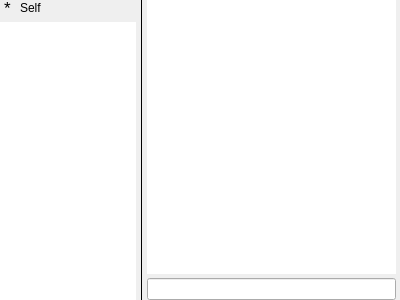
dyfet/tycho_sipwitchqt, file Desktop/sessions.ui: the form before one commit.
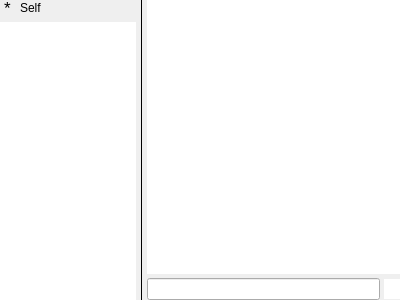
The form after the commit. Icons and pictures are not drawn.

Commit message:
Initial session messaging support
Fast message layout and rendering engine
Local echo for testing only so far

```diff
--- a/Desktop/sessions.ui
+++ b/Desktop/sessions.ui
@@ -162,16 +162,31 @@
        <number>0</number>
       </property>
       <property name="rightMargin">
-       <number>4</number>
+       <number>0</number>
       </property>
       <property name="bottomMargin">
        <number>0</number>
       </property>
       <item>
        <widget class="QListView" name="messages">
+        <property name="sizePolicy">
+         <sizepolicy hsizetype="Expanding" vsizetype="Expanding">
+          <horstretch>0</horstretch>
+          <verstretch>0</verstretch>
+         </sizepolicy>
+        </property>
         <property name="frameShape">
          <enum>QFrame::NoFrame</enum>
         </property>
+        <property name="verticalScrollBarPolicy">
+         <enum>Qt::ScrollBarAsNeeded</enum>
+        </property>
+        <property name="sizeAdjustPolicy">
+         <enum>QAbstractScrollArea::AdjustToContents</enum>
+        </property>
+        <property name="resizeMode">
+         <enum>QListView::Adjust</enum>
+        </property>
        </widget>
       </item>
       <item>
@@ -195,6 +210,35 @@
          <item>
           <widget class="QLineEdit" name="input"/>
          </item>
+         <item>
+          <widget class="QPushButton" name="bottom">
+           <property name="minimumSize">
+            <size>
+             <width>16</width>
+             <height>20</height>
+            </size>
+           </property>
+           <property name="maximumSize">
+            <size>
+             <width>16</width>
+             <height>20</height>
+            </size>
+           </property>
+           <property name="styleSheet">
+            <string notr="true">background: white; outline: none; border: none; margin: 0px; padding: 0px;</string>
+           </property>
+           <property name="text">
+            <string/>
+           </property>
+           <property name="icon">
+            <iconset resource="../Resources/desktop.qrc">
+             <normaloff>:/icons/downscroll.png</normaloff>:/icons/downscroll.png</iconset>
+           </property>
+           <property name="flat">
+            <bool>true</bool>
+           </property>
+          </widget>
+         </item>
         </layout>
        </widget>
       </item>
```
Left out of the diff: 4 changed lines with no effect on the pictures. The commit also changes 22 other files.
